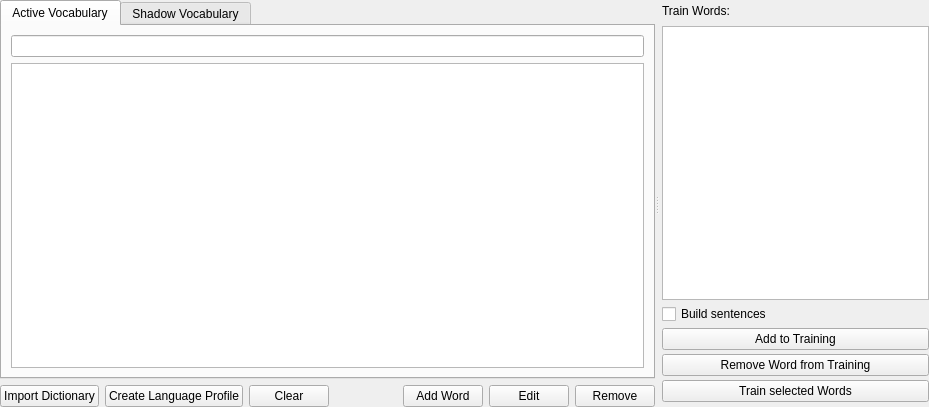
First picture: the form in simon/src/simonmodelmanagementui/vocabulary.ui, repository KDE/simon, before the edit.
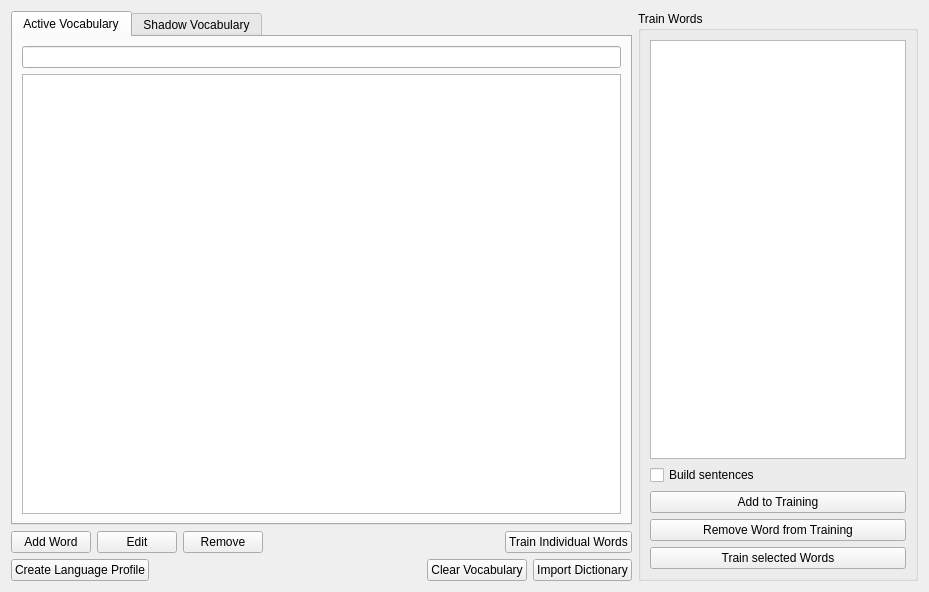
Second picture: the form after the edit. Custom widgets are drawn as their Qt base class.

Patch:
```diff
--- a/simon/src/simonmodelmanagementui/vocabulary.ui
+++ b/simon/src/simonmodelmanagementui/vocabulary.ui
@@ -7,22 +7,14 @@
     <x>0</x>
     <y>0</y>
     <width>929</width>
-    <height>407</height>
+    <height>592</height>
    </rect>
   </property>
   <property name="windowTitle">
    <string>Vocabulary</string>
   </property>
-  <layout class="QVBoxLayout" name="verticalLayout_2">
-   <property name="margin">
-    <number>0</number>
-   </property>
+  <layout class="QHBoxLayout" name="horizontalLayout_3">
    <item>
-    <widget class="QSplitter" name="splitter">
-     <property name="orientation">
-      <enum>Qt::Horizontal</enum>
-     </property>
-     <widget class="QWidget" name="layoutWidget">
       <layout class="QVBoxLayout" name="verticalLayout">
        <item>
         <widget class="KTabWidget" name="twVocabularies">
@@ -105,40 +97,6 @@
        </item>
        <item>
         <layout class="QHBoxLayout" name="horizontalLayout">
-         <item>
-          <widget class="KPushButton" name="pbImport">
-           <property name="text">
-            <string>Import Dictionary</string>
-           </property>
-          </widget>
-         </item>
-         <item>
-          <widget class="QPushButton" name="pbCreateLanguageProfile">
-           <property name="text">
-            <string>Create Language Profile</string>
-           </property>
-          </widget>
-         </item>
-         <item>
-          <widget class="KPushButton" name="pbClear">
-           <property name="text">
-            <string comment="Remove every entry">Clear</string>
-           </property>
-          </widget>
-         </item>
-         <item>
-          <spacer name="horizontalSpacer">
-           <property name="orientation">
-            <enum>Qt::Horizontal</enum>
-           </property>
-           <property name="sizeHint" stdset="0">
-            <size>
-             <width>40</width>
-             <height>20</height>
-            </size>
-           </property>
-          </spacer>
-         </item>
          <item>
           <widget class="KPushButton" name="pbAddWord">
            <property name="text">
@@ -160,40 +118,77 @@
            </property>
           </widget>
          </item>
-        </layout>
+       <item>
+        <spacer name="horizontalSpacer_2">
+         <property name="orientation">
+          <enum>Qt::Horizontal</enum>
+         </property>
+         <property name="sizeHint" stdset="0">
+          <size>
+           <width>34</width>
+           <height>20</height>
+          </size>
+         </property>
+        </spacer>
        </item>
-      </layout>
-     </widget>
-     <widget class="QWidget" name="layoutWidget">
-      <layout class="QVBoxLayout">
-       <property name="spacing">
-        <number>4</number>
-       </property>
-       <property name="leftMargin">
-        <number>3</number>
-       </property>
-       <property name="bottomMargin">
-        <number>5</number>
-       </property>
+       <item>
+        <widget class="KPushButton" name="pbTrainWords">
+         <property name="text">
+          <string>Train Individual Words</string>
+         </property>
+         <property name="checkable">
+          <bool>true</bool>
+         </property>
+        </widget>
+       </item>
+      </layout>
+     </item>
+     <item>
+      <layout class="QHBoxLayout" name="horizontalLayout_2">
+       <item>
+        <widget class="QPushButton" name="pbCreateLanguageProfile">
+         <property name="text">
+          <string>Create Language Profile</string>
+         </property>
+        </widget>
+       </item>
        <item>
-        <widget class="QLabel" name="label">
-         <property name="sizePolicy">
-          <sizepolicy hsizetype="Minimum" vsizetype="Preferred">
-           <horstretch>0</horstretch>
-           <verstretch>0</verstretch>
-          </sizepolicy>
+        <spacer name="horizontalSpacer">
+         <property name="orientation">
+          <enum>Qt::Horizontal</enum>
          </property>
-         <property name="minimumSize">
+         <property name="sizeHint" stdset="0">
           <size>
-           <width>0</width>
-           <height>22</height>
+           <width>40</width>
+           <height>20</height>
           </size>
          </property>
+        </spacer>
+       </item>
+       <item>
+        <widget class="KPushButton" name="pbClear">
          <property name="text">
-          <string>Train Words:</string>
+          <string comment="Remove every entry">Clear Vocabulary</string>
          </property>
         </widget>
        </item>
+       <item>
+        <widget class="KPushButton" name="pbImport">
+         <property name="text">
+          <string>Import Dictionary</string>
+         </property>
+        </widget>
+       </item>
+      </layout>
+     </item>
+    </layout>
+   </item>
+   <item>
+    <widget class="QGroupBox" name="gbTrainWords">
+     <property name="title">
+      <string>Train Words</string>
+     </property>
+     <layout class="QVBoxLayout" name="verticalLayout_2">
        <item>
         <widget class="DropListWidget" name="lwTrainingWords">
          <property name="sizePolicy">
@@ -249,7 +244,6 @@
        </item>
       </layout>
      </widget>
-    </widget>
    </item>
   </layout>
  </widget>
```
Left out of the diff: 19 changed lines with no effect on the pictures. Lines whose indentation alone changed are shown as unchanged.
